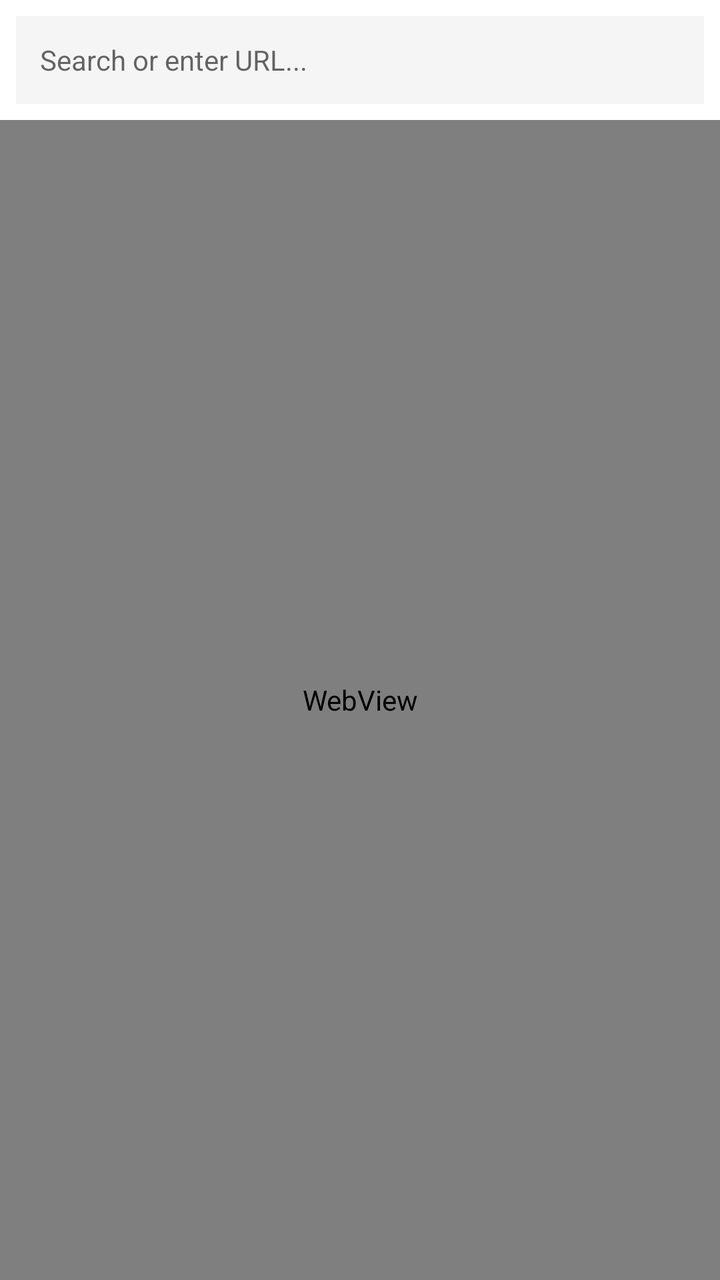
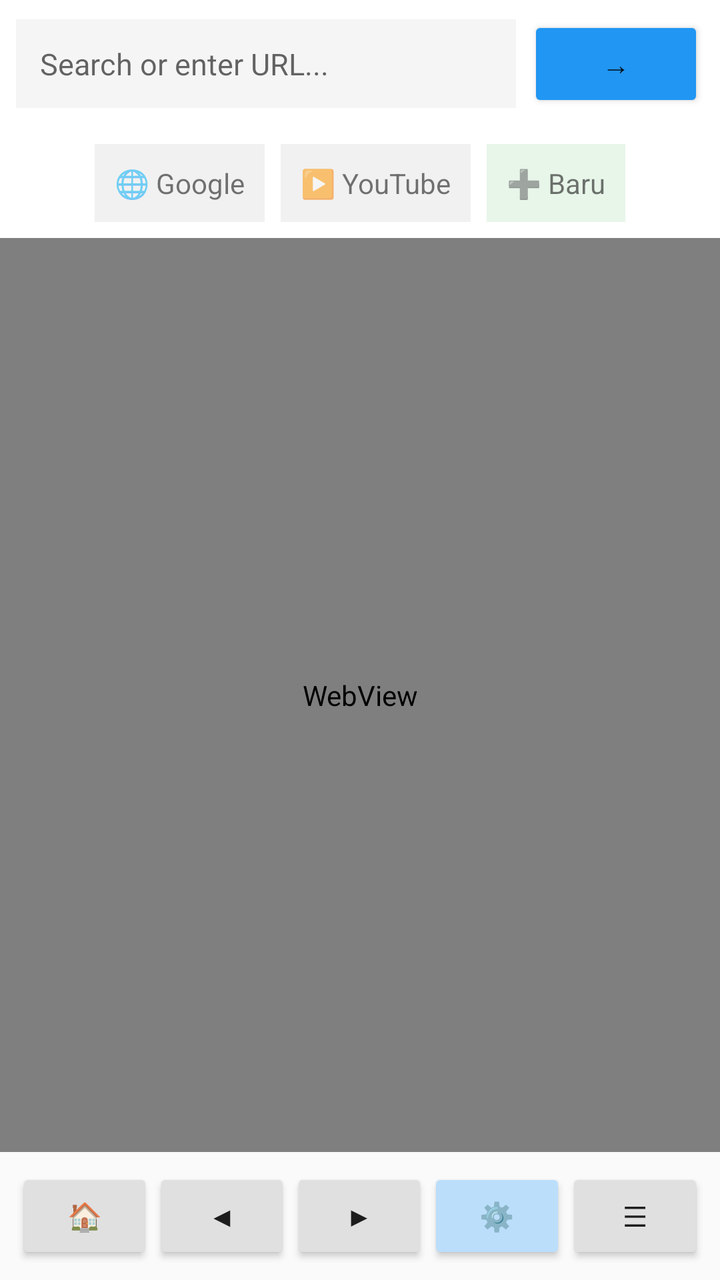

The first picture is an Android layout as it rendered before a commit; the second is the same layout after the commit. The layout source and the unified diff follow.
<!-- AndroidManifest.xml: application theme Theme.AppCompat.Light.NoActionBar -->
<!-- res/layout/activity_main.xml -->
<?xml version="1.0" encoding="utf-8"?>
<LinearLayout xmlns:android="http://schemas.android.com/apk/res/android"
    android:layout_width="match_parent" android:layout_height="match_parent"
    android:orientation="vertical" android:background="#FFFFFF">
    <LinearLayout android:layout_width="match_parent"
        android:layout_height="wrap_content" android:orientation="horizontal"
        android:padding="8dp" android:gravity="center_vertical">
        <EditText android:id="@+id/url_bar"
            android:layout_width="0dp" android:layout_height="44dp"
            android:layout_weight="1" android:hint="@string/url_hint"
            android:inputType="textUri" android:background="#F5F5F5"
            android:paddingHorizontal="12dp" android:textSize="14sp"/>
    </LinearLayout>
    <WebView android:id="@+id/webview"
        android:layout_width="match_parent" android:layout_height="0dp"
        android:layout_weight="1"/>
</LinearLayout>
<!-- resources referenced by this layout -->
<resources>
  <string name="url_hint">Search or enter URL...</string>
</resources>

<!-- the commit's change to res/layout/activity_main.xml (unified diff, before → after) -->
@@ -1,17 +1,136 @@
 <?xml version="1.0" encoding="utf-8"?>
 <LinearLayout xmlns:android="http://schemas.android.com/apk/res/android"
-    android:layout_width="match_parent" android:layout_height="match_parent"
-    android:orientation="vertical" android:background="#FFFFFF">
-    <LinearLayout android:layout_width="match_parent"
-        android:layout_height="wrap_content" android:orientation="horizontal"
-        android:padding="8dp" android:gravity="center_vertical">
-        <EditText android:id="@+id/url_bar"
-            android:layout_width="0dp" android:layout_height="44dp"
-            android:layout_weight="1" android:hint="@string/url_hint"
-            android:inputType="textUri" android:background="#F5F5F5"
-            android:paddingHorizontal="12dp" android:textSize="14sp"/>
+    android:layout_width="match_parent"
+    android:layout_height="match_parent"
+    android:orientation="vertical"
+    android:background="#FFFFFF">
+
+    
+    <LinearLayout
+        android:layout_width="match_parent"
+        android:layout_height="wrap_content"
+        android:orientation="horizontal"
+        android:padding="8dp"
+        android:gravity="center_vertical">
+
+        <EditText
+            android:id="@+id/et_url"
+            android:layout_width="0dp"
+            android:layout_height="wrap_content"
+            android:layout_weight="1"
+            android:hint="@string/url_hint"
+            android:inputType="textUri"
+            android:singleLine="true"
+            android:padding="12dp"
+            android:background="#F5F5F5"
+            android:textSize="15sp"/>
+
+        <Button
+            android:id="@+id/btn_go"
+            android:layout_width="wrap_content"
+            android:layout_height="wrap_content"
+            android:text="→"
+            android:layout_marginStart="6dp"
+            android:backgroundTint="#2196F3"/>
     </LinearLayout>
-    <WebView android:id="@+id/webview"
-        android:layout_width="match_parent" android:layout_height="0dp"
+
+    
+    <LinearLayout
+        android:id="@+id/shortcuts"
+        android:layout_width="match_parent"
+        android:layout_height="wrap_content"
+        android:orientation="horizontal"
+        android:padding="8dp"
+        android:gravity="center">
+
+        <TextView
+            android:id="@+id/sc_google"
+            android:layout_width="wrap_content"
+            android:layout_height="wrap_content"
+            android:text="🌐 Google"
+            android:padding="10dp"
+            android:layout_marginHorizontal="4dp"
+            android:background="#F1F1F1"
+            android:clickable="true"
+            android:focusable="true"/>
+
+        <TextView
+            android:id="@+id/sc_youtube"
+            android:layout_width="wrap_content"
+            android:layout_height="wrap_content"
+            android:text="▶️ YouTube"
+            android:padding="10dp"
+            android:layout_marginHorizontal="4dp"
+            android:background="#F1F1F1"
+            android:clickable="true"
+            android:focusable="true"/>
+
+        <TextView
+            android:id="@+id/sc_new"
+            android:layout_width="wrap_content"
+            android:layout_height="wrap_content"
+            android:text="➕ Baru"
+            android:padding="10dp"
+            android:layout_marginHorizontal="4dp"
+            android:background="#E8F5E9"
+            android:clickable="true"
+            android:focusable="true"/>
+    </LinearLayout>
+
+    
+    <WebView
+        android:id="@+id/webview"
+        android:layout_width="match_parent"
+        android:layout_height="0dp"
         android:layout_weight="1"/>
+
+    
+    <LinearLayout
+        android:layout_width="match_parent"
+        android:layout_height="wrap_content"
+        android:orientation="horizontal"
+        android:padding="8dp"
+        android:background="#FAFAFA"
+        android:gravity="center">
+
+        <Button
+            android:id="@+id/btn_home"
+            android:layout_width="0dp"
+            android:layout_height="wrap_content"
+            android:layout_weight="1"
+            android:text="🏠"
+            android:backgroundTint="#E0E0E0"/>
+
+        <Button
+            android:id="@+id/btn_back"
+            android:layout_width="0dp"
+            android:layout_height="wrap_content"
+            android:layout_weight="1"
+            android:text="◀"
+            android:backgroundTint="#E0E0E0"/>
+
+        <Button
+            android:id="@+id/btn_forward"
+            android:layout_width="0dp"
+            android:layout_height="wrap_content"
+            android:layout_weight="1"
+            android:text="▶"
+            android:backgroundTint="#E0E0E0"/>
+
+        <Button
+            android:id="@+id/btn_flags"
+            android:layout_width="0dp"
+            android:layout_height="wrap_content"
+            android:layout_weight="1"
+            android:text="⚙️"
+            android:backgroundTint="#BBDEFB"/>
+
+        <Button
+            android:id="@+id/btn_settings"
+            android:layout_width="0dp"
+            android:layout_height="wrap_content"
+            android:layout_weight="1"
+            android:text="☰"
+            android:backgroundTint="#E0E0E0"/>
+    </LinearLayout>
 </LinearLayout>
